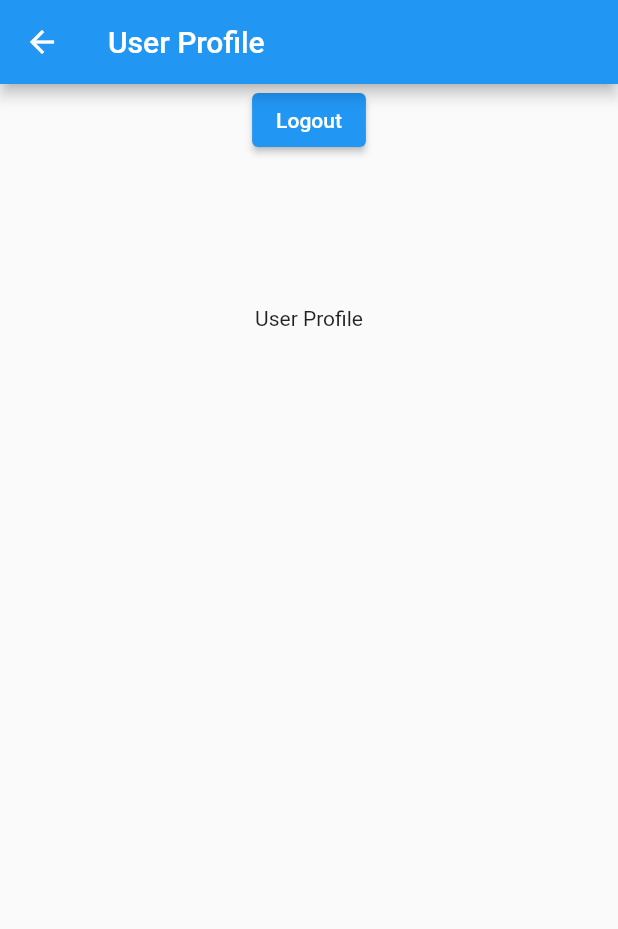
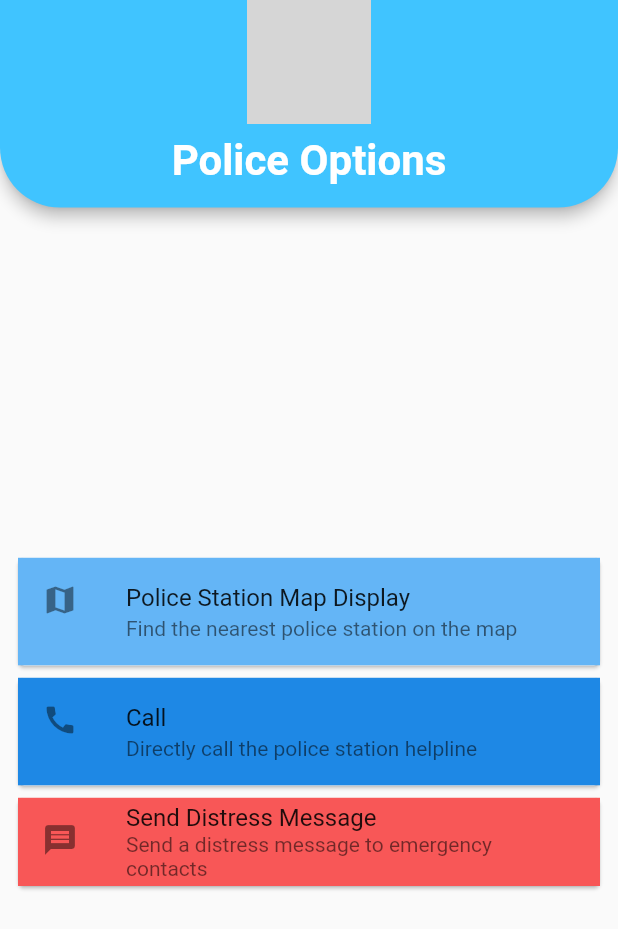
Before and after one commit to hammadalive7/public_emergency_app, a Flutter app: the GridDashboard widget shown alone on an empty page, opened directly, after a tap on "Police", on a phone screen of 412 x 824 dp. Shown: the top 929 px of the screen. Run offline on Flutter 3.47's test engine with Material 2 defaults, Android fonts, the light colour scheme and no system bars; our stand-ins replace curved_navigation_bar, firebase_auth, firebase_core, firebase_database, get, google_fonts and 1 more; accounts and stored records are empty; grey boxes are pictures that could not be loaded.

Commit message:
Screens Added

```diff
--- a/lib/Features/User/Screens/DashBoard/grid_dash.dart
+++ b/lib/Features/User/Screens/DashBoard/grid_dash.dart
@@ -1,6 +1,10 @@
 import 'package:flutter/material.dart';
 import 'package:get/get.dart';
 import 'package:google_fonts/google_fonts.dart';
+import 'package:public_emergency_app/Features/User/Screens/AmbulanceOptions/AmbulanceOptions.dart';
+import 'package:public_emergency_app/Features/User/Screens/FirefighterOptions/firefighter_options.dart';
+import 'package:public_emergency_app/Features/User/Screens/HospitalOptions/hospital_options.dart';
+import 'package:public_emergency_app/Features/User/Screens/PoliceOptions/police_options.dart';
 import 'package:public_emergency_app/Features/User/Screens/Profile/user_profile.dart';
 
 class GridDashboard extends StatelessWidget {
@@ -52,14 +56,14 @@ class GridDashboard extends StatelessWidget {
           return GestureDetector(
             onTap: () {
               if (data.title == "Police") {
-                Get.to(() => const UserProfile());
+                Get.to(() => const PoliceOptions());
               } else if (data.title == "Fire Brigade") {
-                Get.to(() => const UserProfile());
+                Get.to(() => const FireFighterOptions());
               } else if (data.title == "Ambulance") {
-                Get.to(() => const UserProfile());
+                Get.to(() => const AmbulanceOptions());
               }
               else if (data.title == "Hospitals") {
-                Get.to(() => const UserProfile());
+                Get.to(() => const HospitalOptions());
               }
             },
             child: Container(
--- /dev/null
+++ b/lib/Features/User/Screens/PoliceOptions/police_options.dart
@@ -0,0 +1,95 @@
+import 'package:flutter/material.dart';
+import 'package:get/get.dart';
+
+class PoliceOptions extends StatelessWidget {
+  const PoliceOptions({Key? key}) : super(key: key);
+
+  @override
+  Widget build(BuildContext context) {
+    return Scaffold(
+      appBar: AppBar(
+        backgroundColor: Colors.lightBlueAccent,
+        centerTitle: true,
+        automaticallyImplyLeading: false,
+        shape: const RoundedRectangleBorder(
+          borderRadius: BorderRadius.vertical(
+            bottom: Radius.circular(40),
+          ),
+        ),
+        bottom: PreferredSize(
+            preferredSize: Size.fromHeight(Get.height * 0.1),
+            child: Container(
+              padding: const EdgeInsets.only(bottom: 15),
+              child: Column(
+                children: [
+                  Row(
+                    mainAxisAlignment: MainAxisAlignment.center,
+                    children: [
+                      Image(
+                          image: const AssetImage(
+                              "assets/logos/emergencyAppLogo.png"),
+                          height: Get.height * 0.1),
+                    ],
+                  ),
+                  Container(
+                    margin: const EdgeInsets.only(top: 8),
+                    child: Column(
+                      crossAxisAlignment: CrossAxisAlignment.start,
+                      children: const [
+                        Text(
+                          "Police Options",
+                          style: TextStyle(
+                              fontSize: 28,
+                              fontWeight: FontWeight.w700,
+                              color: Colors.white),
+                        ),
+                      ],
+                    ),
+                  )
+                ],
+              ),
+            )),
+      ),
+      body: Padding(
+        padding: const EdgeInsets.all(8.0),
+        child: Column(
+          mainAxisAlignment: MainAxisAlignment.center,
+          children: [
+            Card(
+              child: ListTile(
+                 tileColor: Colors.blue.shade300,
+                leading: const Icon(Icons.map),
+                title: const Text('Police Station Map Display'),
+                subtitle: const Text('Find the nearest police station on the map'),
+                // trailing: Icon(Icons.police),
+                onTap: () {
+                  // Add code here to display the nearest police station on the map
+                },
+              ),
+            ),
+            Card(
+              child: ListTile(
+                tileColor: Colors.blue.shade600,
+                leading: const Icon(Icons.call),
+                title: const Text('Call'),
+                subtitle: const Text('Directly call the police station helpline'),
+                // onTap: () => ('tel:100'),
+              ),
+            ),
+            Card(
+              child: ListTile(
+                tileColor: const Color(0xfff85757),
+                leading: const Icon(Icons.message),
+                title: const Text('Send Distress Message'),
+                subtitle: const Text('Send a distress message to emergency contacts'),
+                onTap: () {
+                  // Add code here to send a distress message to emergency contacts
+                },
+              ),
+            ),
+          ],
+        ),
+      ),
+    );
+  }
+}
--- a/lib/Features/User/Screens/bottom_nav.dart
+++ b/lib/Features/User/Screens/bottom_nav.dart
@@ -109,7 +109,7 @@ class _NavBarState extends State<NavBar> {
               color: Colors.white,
             ),
             Icon(
-              Icons.message,
+              Icons.video_call,
               size: 24,
               color: Colors.white,
             )
--- a/pubspec.yaml
+++ b/pubspec.yaml
@@ -42,6 +42,7 @@ dependencies:
   smooth_page_indicator: ^1.0.1
   google_fonts: ^4.0.3
   curved_navigation_bar: ^1.0.3
+  url_launcher: ^6.1.10
 
 dev_dependencies:
   flutter_test:
```
Also changed, not shown: lib/Features/User/Screens/AmbulanceOptions/AmbulanceOptions.dart (added, +94 -0 lines), lib/Features/User/Screens/FirefighterOptions/firefighter_options.dart (added, +94 -0 lines), lib/Features/User/Screens/Forget Password/forget_password.dart (+8 -12 lines), lib/Features/User/Screens/Forget Password/forget_password_form.dart (renamed from lib/Features/User/Screens/Forget Password/forgrt_pass_form.dart, +19 -25 lines), lib/Features/User/Screens/HospitalOptions/hospital_options.dart (added, +95 -0 lines), pubspec.lock.
